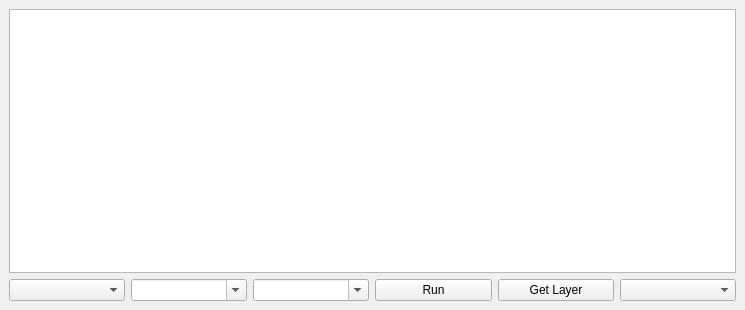
First picture: the form in ui_postgislayer.ui, repository pablotcarreira/Fast-SQL-Layer, before the edit.
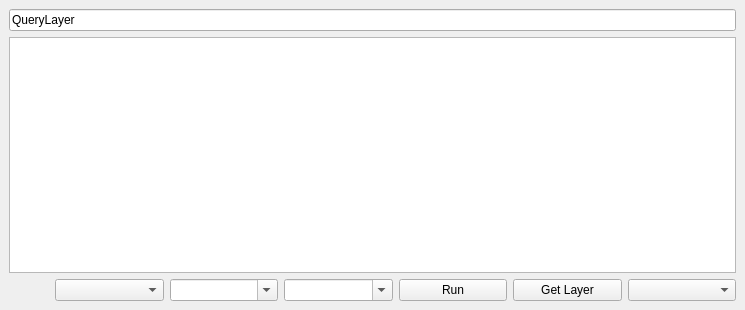
Second picture: the form after the edit.

The edit to the form file:
```diff
--- a/ui_postgislayer.ui
+++ b/ui_postgislayer.ui
@@ -15,6 +15,22 @@
   </property>
   <widget class="QWidget" name="dockWidgetContents">
    <layout class="QVBoxLayout" name="verticalLayout">
+    <item>
+     <widget class="QLineEdit" name="txtName">
+      <property name="sizePolicy">
+       <sizepolicy hsizetype="Expanding" vsizetype="Fixed">
+        <horstretch>0</horstretch>
+        <verstretch>0</verstretch>
+       </sizepolicy>
+      </property>
+      <property name="toolTip">
+       <string>QueryLayer Name</string>
+      </property>
+      <property name="text">
+       <string>QueryLayer</string>
+      </property>
+     </widget>
+    </item>
     <item>
      <widget class="QTextEdit" name="textQuery">
       <property name="sizePolicy">
@@ -33,6 +49,25 @@
     </item>
     <item>
      <layout class="QHBoxLayout" name="horizontalLayout">
+      <item>
+       <widget class="QPushButton" name="buttonRefreshConnections">
+        <property name="sizePolicy">
+         <sizepolicy hsizetype="Fixed" vsizetype="Fixed">
+          <horstretch>0</horstretch>
+          <verstretch>0</verstretch>
+         </sizepolicy>
+        </property>
+        <property name="toolTip">
+         <string>Refresh connections</string>
+        </property>
+        <property name="text">
+         <string/>
+        </property>
+        <property name="flat">
+         <bool>true</bool>
+        </property>
+       </widget>
+      </item>
       <item>
        <widget class="QComboBox" name="comboConnections">
         <property name="sizePolicy">
```
